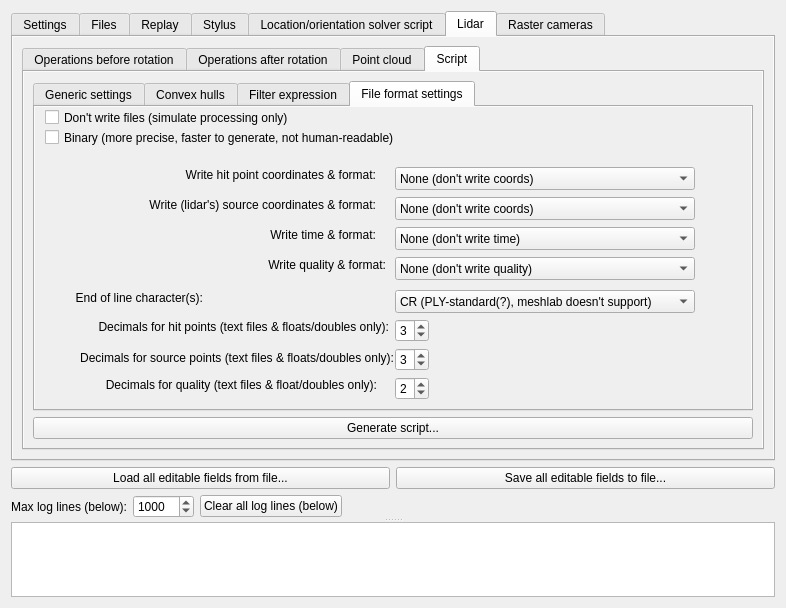
Before: the Qt Designer form PostProcessing/postprocessingform.ui in GNSS-Stylist/GNSS-Stylus, drawn with Qt 5.
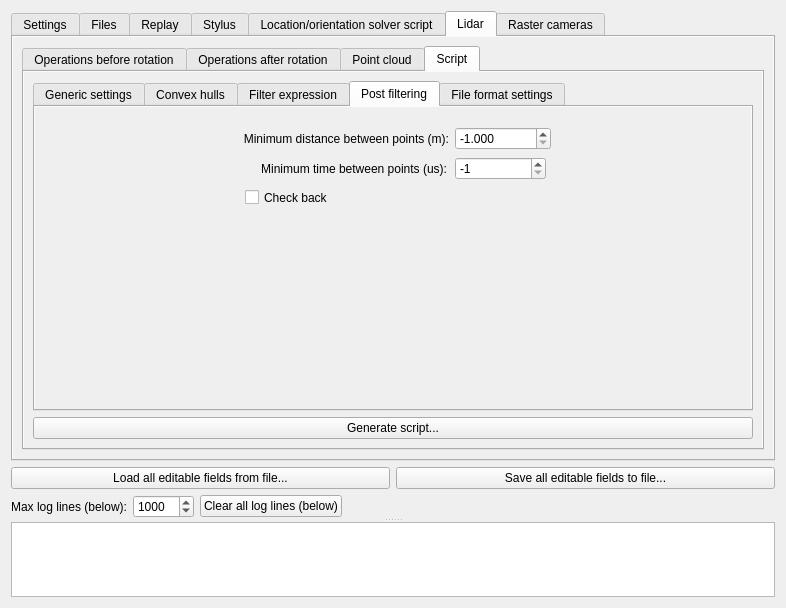
After: the same form once the commit is applied.

Commit message: UI: Add PostFilter parameters for lidarscript

The edit to the form file:
```diff
--- a/PostProcessing/postprocessingform.ui
+++ b/PostProcessing/postprocessingform.ui
@@ -4140,6 +4140,109 @@
                    </item>
                   </layout>
                  </widget>
+                 <widget class="QWidget" name="tab_Lidar_Script_PostFiltering">
+                  <property name="autoFillBackground">
+                   <bool>true</bool>
+                  </property>
+                  <attribute name="title">
+                   <string>Post filtering</string>
+                  </attribute>
+                  <widget class="QDoubleSpinBox" name="doubleSpinBox_Lidar_Script_PostFilter_MinDistance">
+                   <property name="geometry">
+                    <rect>
+                     <x>420</x>
+                     <y>20</y>
+                     <width>96</width>
+                     <height>23</height>
+                    </rect>
+                   </property>
+                   <property name="maximumSize">
+                    <size>
+                     <width>16777215</width>
+                     <height>150</height>
+                    </size>
+                   </property>
+                   <property name="decimals">
+                    <number>3</number>
+                   </property>
+                   <property name="minimum">
+                    <double>-1.000000000000000</double>
+                   </property>
+                   <property name="maximum">
+                    <double>1000.000000000000000</double>
+                   </property>
+                   <property name="singleStep">
+                    <double>0.010000000000000</double>
+                   </property>
+                   <property name="value">
+                    <double>-1.000000000000000</double>
+                   </property>
+                  </widget>
+                  <widget class="QLabel" name="label_Lidar_Script_PostFilter_MinDistance">
+                   <property name="geometry">
+                    <rect>
+                     <x>22</x>
+                     <y>20</y>
+                     <width>392</width>
+                     <height>23</height>
+                    </rect>
+                   </property>
+                   <property name="text">
+                    <string>Minimum distance between points (m):</string>
+                   </property>
+                   <property name="alignment">
+                    <set>Qt::AlignRight|Qt::AlignTrailing|Qt::AlignVCenter</set>
+                   </property>
+                  </widget>
+                  <widget class="QLabel" name="label_Lidar_Script_PostFilter_MinTimeDelta">
+                   <property name="geometry">
+                    <rect>
+                     <x>20</x>
+                     <y>50</y>
+                     <width>392</width>
+                     <height>23</height>
+                    </rect>
+                   </property>
+                   <property name="text">
+                    <string>Minimum time between points (us):</string>
+                   </property>
+                   <property name="alignment">
+                    <set>Qt::AlignRight|Qt::AlignTrailing|Qt::AlignVCenter</set>
+                   </property>
+                  </widget>
+                  <widget class="QSpinBox" name="spinBox_Lidar_Script_PostFilter_MinTimeDelta">
+                   <property name="geometry">
+                    <rect>
+                     <x>420</x>
+                     <y>50</y>
+                     <width>91</width>
+                     <height>23</height>
+                    </rect>
+                   </property>
+                   <property name="minimum">
+                    <number>-1</number>
+                   </property>
+                   <property name="maximum">
+                    <number>1000000000</number>
+                   </property>
+                   <property name="value">
+                    <number>-1</number>
+                   </property>
+                  </widget>
+                  <widget class="QCheckBox" name="checkBox_Lidar_Script_PostFilter_CheckBackActive">
+                   <property name="geometry">
+                    <rect>
+                     <x>210</x>
+                     <y>80</y>
+                     <width>121</width>
+                     <height>21</height>
+                    </rect>
+                   </property>
+                   <property name="text">
+                    <string>Check back</string>
+                   </property>
+                  </widget>
+                 </widget>
                  <widget class="QWidget" name="tab_Lidar_Script_FileFormat">
                   <property name="autoFillBackground">
                    <bool>true</bool>
```
The commit also changes 1 other file.
